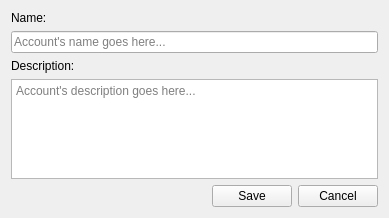
First picture: the form in ui/dialogs/accounteditor.ui, repository koromodako/picsou, before the edit.
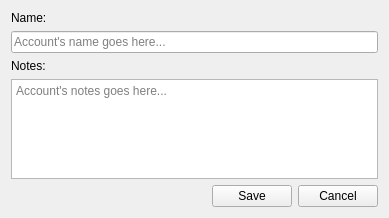
Second picture: the form after the edit. Icons and pictures are not drawn.

```diff
--- a/ui/dialogs/accounteditor.ui
+++ b/ui/dialogs/accounteditor.ui
@@ -40,14 +40,14 @@
    <item>
     <widget class="QLabel" name="description_label">
      <property name="text">
-      <string>Description:</string>
+      <string>Notes:</string>
      </property>
     </widget>
    </item>
    <item>
     <widget class="QPlainTextEdit" name="description">
      <property name="placeholderText">
-      <string>Account's description goes here...</string>
+      <string>Account's notes goes here...</string>
      </property>
     </widget>
    </item>
```
